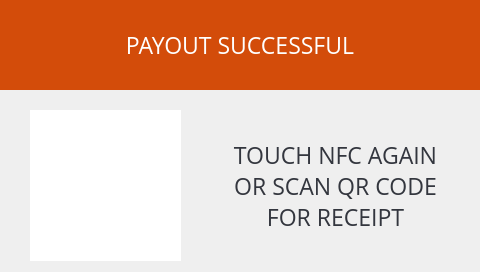
Before: the Qt Designer form xbterminal/gui/ui.ui in alexykot/xbterminal-firmware, drawn with Qt 5.
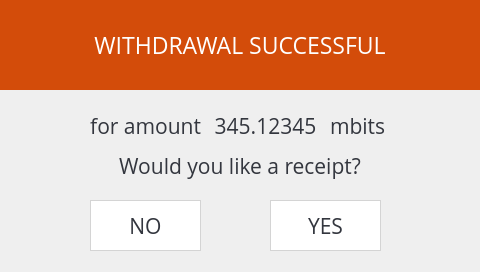
After: the same form once the commit is applied. The open tabs and pages were chosen to show the change.

Commit message: Add withdraw_receipt screen, update withdraw_success screen

Patch:
```diff
--- a/xbterminal/gui/ui.ui
+++ b/xbterminal/gui/ui.ui
@@ -1614,9 +1614,34 @@
     </widget>
    </widget>
    <widget class="QWidget" name="withdraw_success_scrn">
-    <widget class="QLabel" name="wsuccess_success_lbl">
+    <widget class="QLabel" name="wsuccess_btc1_lbl">
      <property name="geometry">
       <rect>
+       <x>60</x>
+       <y>110</y>
+       <width>141</width>
+       <height>31</height>
+      </rect>
+     </property>
+     <property name="font">
+      <font>
+       <family>Open Sans</family>
+       <pointsize>16</pointsize>
+      </font>
+     </property>
+     <property name="styleSheet">
+      <string notr="true">color: #33363e;</string>
+     </property>
+     <property name="text">
+      <string>for amount</string>
+     </property>
+     <property name="alignment">
+      <set>Qt::AlignRight|Qt::AlignTrailing|Qt::AlignVCenter</set>
+     </property>
+    </widget>
+    <widget class="QLabel" name="wsuccess_desc_lbl">
+     <property name="geometry">
+      <rect>
        <x>0</x>
        <y>0</y>
        <width>480</width>
@@ -1634,41 +1659,243 @@
 color: #fff;</string>
      </property>
      <property name="text">
-      <string>PAYOUT SUCCESSFUL</string>
+      <string>WITHDRAWAL SUCCESSFUL</string>
      </property>
      <property name="alignment">
       <set>Qt::AlignCenter</set>
      </property>
     </widget>
-    <widget class="QLabel" name="wsuccess_tip_lbl">
+    <widget class="QPushButton" name="wsuccess_yes_btn">
      <property name="geometry">
       <rect>
-       <x>200</x>
+       <x>270</x>
+       <y>200</y>
+       <width>111</width>
+       <height>51</height>
+      </rect>
+     </property>
+     <property name="font">
+      <font>
+       <family>Open Sans</family>
+       <pointsize>16</pointsize>
+      </font>
+     </property>
+     <property name="styleSheet">
+      <string notr="true">background: #fff;
+border-width: 1px;
+border-style: solid;
+border-color: #d4d4d4;
+color: #33363e;</string>
+     </property>
+     <property name="text">
+      <string>YES</string>
+     </property>
+    </widget>
+    <widget class="QLabel" name="wsuccess_btc_amount_lbl">
+     <property name="geometry">
+      <rect>
+       <x>210</x>
        <y>110</y>
+       <width>111</width>
+       <height>31</height>
+      </rect>
+     </property>
+     <property name="font">
+      <font>
+       <family>Open Sans</family>
+       <pointsize>16</pointsize>
+      </font>
+     </property>
+     <property name="styleSheet">
+      <string notr="true">color: #33363e;</string>
+     </property>
+     <property name="text">
+      <string>345.12345</string>
+     </property>
+     <property name="alignment">
+      <set>Qt::AlignCenter</set>
+     </property>
+    </widget>
+    <widget class="QLabel" name="wsuccess_btc2_lbl">
+     <property name="geometry">
+      <rect>
+       <x>330</x>
+       <y>110</y>
+       <width>81</width>
+       <height>31</height>
+      </rect>
+     </property>
+     <property name="font">
+      <font>
+       <family>Open Sans</family>
+       <pointsize>16</pointsize>
+      </font>
+     </property>
+     <property name="styleSheet">
+      <string notr="true">color: #33363e;</string>
+     </property>
+     <property name="text">
+      <string>mbits</string>
+     </property>
+    </widget>
+    <widget class="QPushButton" name="wsuccess_no_btn">
+     <property name="geometry">
+      <rect>
+       <x>90</x>
+       <y>200</y>
+       <width>111</width>
+       <height>51</height>
+      </rect>
+     </property>
+     <property name="font">
+      <font>
+       <family>Open Sans</family>
+       <pointsize>16</pointsize>
+      </font>
+     </property>
+     <property name="styleSheet">
+      <string notr="true">background: #fff;
+border-width: 1px;
+border-style: solid;
+border-color: #d4d4d4;
+color: #33363e;</string>
+     </property>
+     <property name="text">
+      <string>NO</string>
+     </property>
+    </widget>
+    <widget class="QLabel" name="wsuccess_receipt_lbl">
+     <property name="geometry">
+      <rect>
+       <x>0</x>
+       <y>150</y>
+       <width>480</width>
+       <height>31</height>
+      </rect>
+     </property>
+     <property name="font">
+      <font>
+       <family>Open Sans</family>
+       <pointsize>16</pointsize>
+      </font>
+     </property>
+     <property name="styleSheet">
+      <string notr="true">color: #33363e;</string>
+     </property>
+     <property name="text">
+      <string>Would you like a receipt?</string>
+     </property>
+     <property name="alignment">
+      <set>Qt::AlignCenter</set>
+     </property>
+    </widget>
+   </widget>
+   <widget class="QWidget" name="withdraw_receipt_scrn">
+    <widget class="QLabel" name="wreceipt_scan_lbl">
+     <property name="geometry">
+      <rect>
+       <x>200</x>
+       <y>100</y>
        <width>271</width>
-       <height>151</height>
+       <height>51</height>
       </rect>
      </property>
      <property name="font">
       <font>
        <family>Open Sans</family>
-       <pointsize>17</pointsize>
+       <pointsize>13</pointsize>
       </font>
      </property>
      <property name="styleSheet">
-      <string notr="true">background: none;
+      <string notr="true">color: #33363e;</string>
+     </property>
+     <property name="text">
+      <string>Scan QR code or
+touch NFC for a receipt</string>
+     </property>
+     <property name="alignment">
+      <set>Qt::AlignCenter</set>
+     </property>
+    </widget>
+    <widget class="QPushButton" name="wreceipt_goback_btn">
+     <property name="geometry">
+      <rect>
+       <x>270</x>
+       <y>210</y>
+       <width>131</width>
+       <height>51</height>
+      </rect>
+     </property>
+     <property name="font">
+      <font>
+       <family>Open Sans</family>
+       <pointsize>16</pointsize>
+      </font>
+     </property>
+     <property name="styleSheet">
+      <string notr="true">background: #fff;
+border-width: 1px;
+border-style: solid;
+border-color: #d4d4d4;
 color: #33363e;</string>
      </property>
      <property name="text">
-      <string>TOUCH NFC AGAIN
-OR SCAN QR CODE
-FOR RECEIPT</string>
+      <string>GO BACK</string>
      </property>
+    </widget>
+    <widget class="QLabel" name="wreceipt_tap_lbl">
+     <property name="geometry">
+      <rect>
+       <x>200</x>
+       <y>150</y>
+       <width>271</width>
+       <height>41</height>
+      </rect>
+     </property>
+     <property name="font">
+      <font>
+       <family>Open Sans</family>
+       <pointsize>13</pointsize>
+      </font>
+     </property>
+     <property name="styleSheet">
+      <string notr="true">color: #33363e;</string>
+     </property>
+     <property name="text">
+      <string>Tap around the camera
+below the screen</string>
+     </property>
      <property name="alignment">
       <set>Qt::AlignCenter</set>
      </property>
     </widget>
-    <widget class="QLabel" name="wsuccess_receipt_qr_img">
+    <widget class="QLabel" name="wreceipt_desc_lbl">
+     <property name="geometry">
+      <rect>
+       <x>0</x>
+       <y>0</y>
+       <width>480</width>
+       <height>90</height>
+      </rect>
+     </property>
+     <property name="font">
+      <font>
+       <family>Open Sans</family>
+       <pointsize>17</pointsize>
+      </font>
+     </property>
+     <property name="styleSheet">
+      <string notr="true">background: #d34c0a;
+color: #fff;</string>
+     </property>
+     <property name="text">
+      <string>WITHDRAWAL RECEIPT</string>
+     </property>
+     <property name="alignment">
+      <set>Qt::AlignCenter</set>
+     </property>
+    </widget>
+    <widget class="QLabel" name="wreceipt_receipt_qr_img">
      <property name="geometry">
       <rect>
        <x>30</x>
```
The commit also changes 4 other files.
